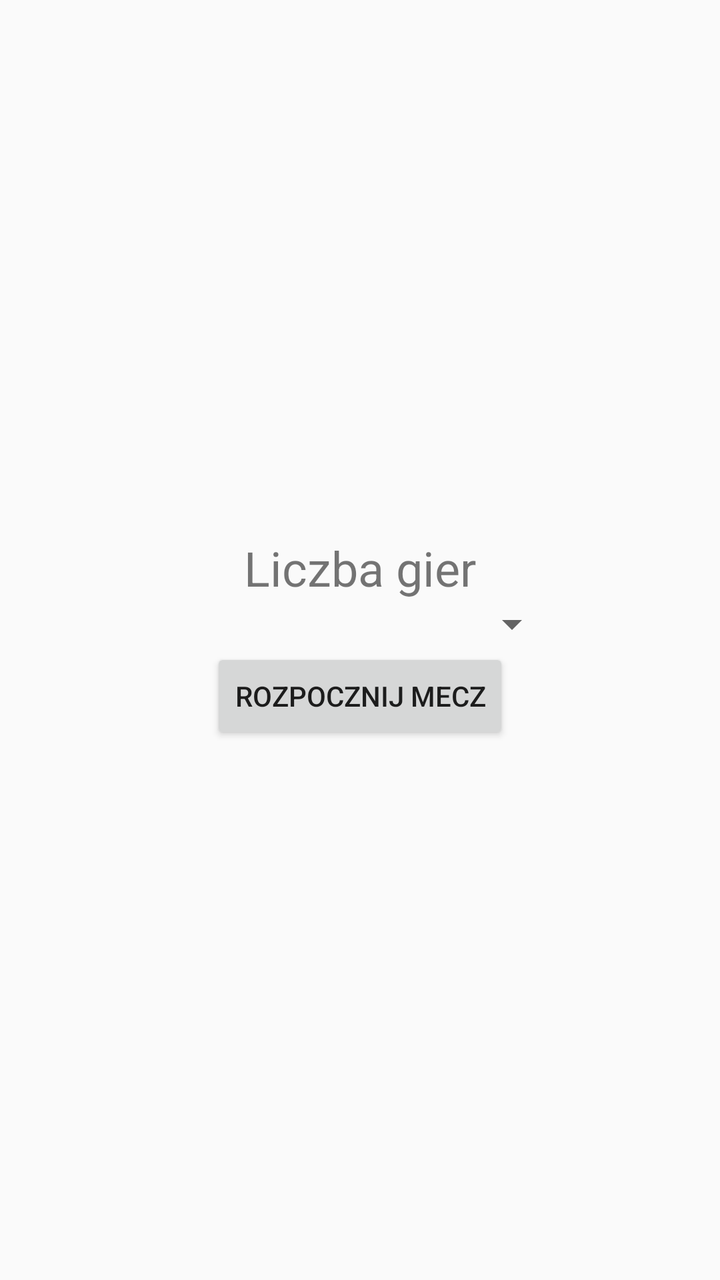
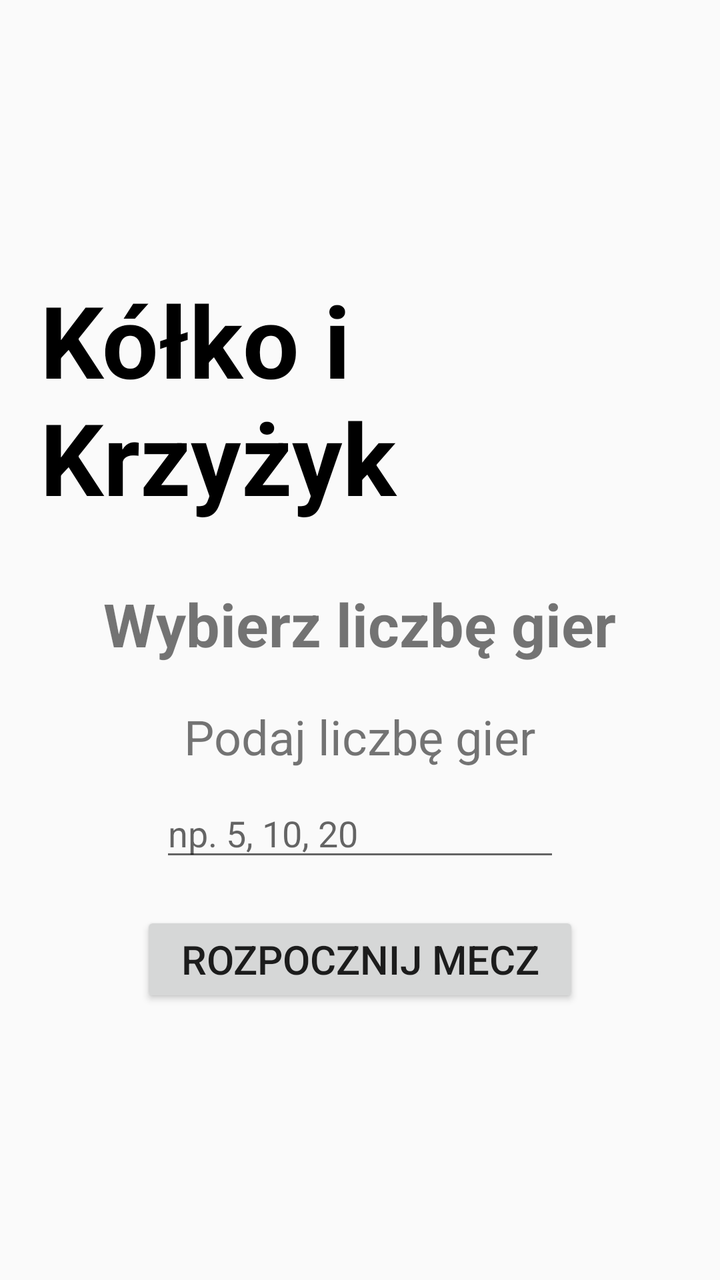

An Android layout rendered at two revisions. The XML below is the earlier revision; the diff shows what the commit changed to produce the second picture.
<!-- AndroidManifest.xml: application theme AppTheme -->
<!-- res/layout/activity_main.xml -->
<?xml version="1.0" encoding="utf-8"?>
<LinearLayout
    xmlns:android="http://schemas.android.com/apk/res/android"
    android:layout_width="match_parent"
    android:layout_height="match_parent"
    android:gravity="center"
    android:orientation="vertical"
    android:padding="20dp">

    <TextView
        android:layout_width="wrap_content"
        android:layout_height="wrap_content"
        android:text="Liczba gier"
        android:textSize="24sp"/>

    <Spinner
        android:id="@+id/spinnerGames"
        android:layout_width="200dp"
        android:layout_height="wrap_content"/>

    <Button
        android:id="@+id/btnStart"
        android:layout_width="wrap_content"
        android:layout_height="wrap_content"
        android:text="Rozpocznij mecz"/>
</LinearLayout>
<!-- resources referenced by this layout -->
<resources>
  <style name="AppTheme" parent="Theme.AppCompat.Light.NoActionBar">
          
      </style>
</resources>

<!-- the commit's change to res/layout/activity_main.xml (unified diff, before → after) -->
@@ -8,19 +8,44 @@
     android:padding="20dp">
 
     <TextView
+        android:id="@+id/tvGameTitle"
         android:layout_width="wrap_content"
         android:layout_height="wrap_content"
-        android:text="Liczba gier"
-        android:textSize="24sp"/>
+        android:text="Kółko i Krzyżyk"
+        android:textStyle="bold"
+        android:textSize="50sp"
+        android:layout_marginBottom="30dp"
+        android:textColor="@color/black"/>
 
-    <Spinner
-        android:id="@+id/spinnerGames"
+    <TextView
+        android:layout_width="wrap_content"
+        android:layout_height="wrap_content"
+        android:text="Wybierz liczbę gier"
+        android:textStyle="bold"
+        android:textSize="30sp"
+        android:layout_marginBottom="20dp"/>
+
+    <TextView
+        android:layout_width="wrap_content"
+        android:layout_height="wrap_content"
+        android:text="Podaj liczbę gier"
+        android:textSize="24sp"
+        android:layout_marginBottom="10dp"/>
+
+    <EditText
+        android:id="@+id/etGames"
         android:layout_width="200dp"
-        android:layout_height="wrap_content"/>
+        android:layout_height="wrap_content"
+        android:inputType="number"
+        android:hint="np. 5, 10, 20"
+        android:layout_marginBottom="20dp"/>
 
     <Button
         android:id="@+id/btnStart"
         android:layout_width="wrap_content"
         android:layout_height="wrap_content"
-        android:text="Rozpocznij mecz"/>
+        android:text="Rozpocznij mecz"
+        android:paddingLeft="20dp"
+        android:paddingRight="20dp"
+        android:textSize="20sp"/>
 </LinearLayout>
<!-- resource entries referenced after the edit -->
@@ -1,7 +1,7 @@
 <!-- resources referenced by this layout -->
 <resources>
+  <color name="black">#FF000000</color>
   <style name="AppTheme" parent="Theme.AppCompat.Light.NoActionBar">
-          
       </style>
 </resources>
 
